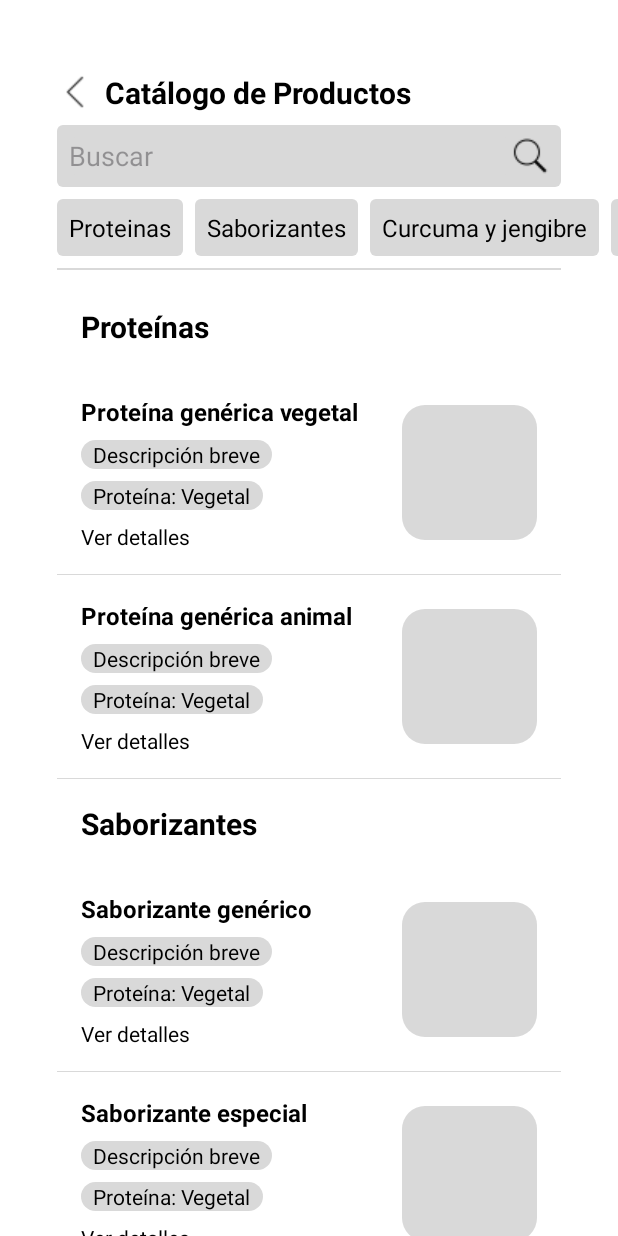
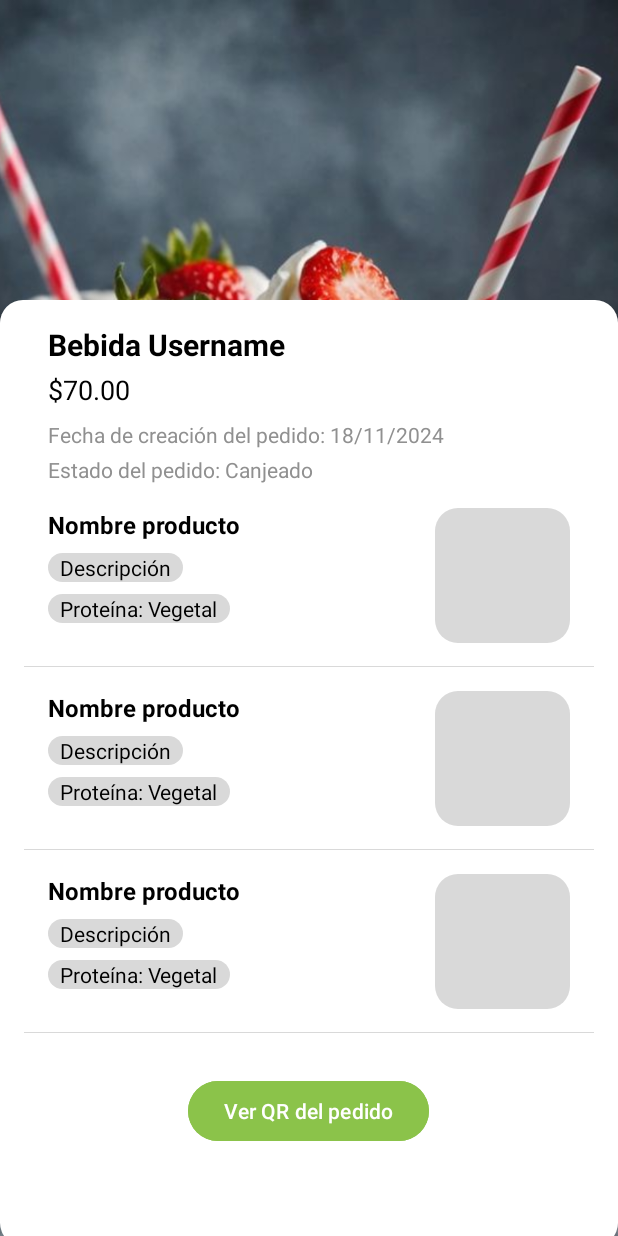
Before and after one commit to saltylettuce700/BoostUp-Celular, an Android app: the screen it shows after launch (catalogo_producto_activity before the commit, ver_pedido_activity after it), on a phone screen of 412 x 824 dp. Run offline under Robolectric (Android 15) with nearby library versions, the phone set to English and light mode, and no system bars.

Commit message:
XML ver producto
actualizacion DatePicker Bday

```diff
--- a/app/src/main/java/com/example/user/POJO/CatalogItem.java
+++ b/app/src/main/java/POJO/CatalogItem.java
@@ -1,4 +1,4 @@
-package com.example.user.POJO;
+package POJO;
 
 public class CatalogItem {
 
--- a/app/src/main/java/com/example/user/POJO/Pedido.java
+++ b/app/src/main/java/POJO/Pedido.java
@@ -1,4 +1,4 @@
-package com.example.user.POJO;
+package POJO;
 
 public class Pedido {
 
--- a/app/src/main/java/com/example/user/Activity/catalogo_producto_activity.java
+++ b/app/src/main/java/com/example/user/Activity/catalogo_producto_activity.java
@@ -15,7 +15,7 @@ import androidx.recyclerview.widget.LinearLayoutManager;
 import androidx.recyclerview.widget.RecyclerView;
 
 import com.example.user.Adapter.CatalogAdapter;
-import com.example.user.POJO.CatalogItem;
+import POJO.CatalogItem;
 import com.example.user.R;
 
 import java.util.ArrayList;
--- a/app/src/main/java/com/example/user/Activity/historial_activity.java
+++ b/app/src/main/java/com/example/user/Activity/historial_activity.java
@@ -11,7 +11,7 @@ import androidx.recyclerview.widget.LinearLayoutManager;
 import androidx.recyclerview.widget.RecyclerView;
 
 import com.example.user.Adapter.PedidoAdapter;
-import com.example.user.POJO.Pedido;
+import POJO.Pedido;
 import com.example.user.R;
 
 import java.util.ArrayList;
--- /dev/null
+++ b/app/src/main/java/com/example/user/Activity/ver_pedido_activity.java
@@ -0,0 +1,66 @@
+package com.example.user.Activity;
+
+import android.app.Dialog;
+import android.os.Bundle;
+import android.view.LayoutInflater;
+import android.view.View;
+import android.widget.Button;
+import android.widget.ImageView;
+import android.widget.Toast;
+
+import androidx.activity.EdgeToEdge;
+import androidx.appcompat.app.AppCompatActivity;
+import androidx.core.graphics.Insets;
+import androidx.core.view.ViewCompat;
+import androidx.core.view.WindowInsetsCompat;
+
+import com.example.user.R;
+
+public class ver_pedido_activity extends AppCompatActivity {
+
+    @Override
+    protected void onCreate(Bundle savedInstanceState) {
+        super.onCreate(savedInstanceState);
+        EdgeToEdge.enable(this);
+        setContentView(R.layout.activity_ver_pedido);
+        ViewCompat.setOnApplyWindowInsetsListener(findViewById(R.id.main), (v, insets) -> {
+            Insets systemBars = insets.getInsets(WindowInsetsCompat.Type.systemBars());
+            v.setPadding(systemBars.left, systemBars.top, systemBars.right, systemBars.bottom);
+            return insets;
+        });
+
+        // Botón "Borrar cuenta"
+        findViewById(R.id.btn_qr).setOnClickListener(new View.OnClickListener() {
+            @Override
+            public void onClick(View v) {
+                showQRDialog();
+            }
+        });
+    }
+
+    private void showQRDialog() {
+
+        Dialog dialog = new Dialog(this, R.style.BlurBackgroundDialog);
+
+        // Inflar el diseño personalizado
+        View dialogView = LayoutInflater.from(this).inflate(R.layout.custom_dialog_qr, null);
+        dialog.setContentView(dialogView);
+
+        // Configurar botones
+        ImageView btn_close = dialogView.findViewById(R.id.btn_close);
+
+
+        btn_close.setOnClickListener(new View.OnClickListener() {
+            @Override
+            public void onClick(View v) {
+                Toast.makeText(ver_pedido_activity.this, "Cerrar qr", Toast.LENGTH_SHORT).show();
+                dialog.dismiss();
+            }
+        });
+
+        // Mostrar el diálogo
+        dialog.show();
+
+
+    }
+}
--- a/app/src/main/java/com/example/user/Adapter/CatalogAdapter.java
+++ b/app/src/main/java/com/example/user/Adapter/CatalogAdapter.java
@@ -4,13 +4,12 @@ import android.content.Context;
 import android.view.LayoutInflater;
 import android.view.View;
 import android.view.ViewGroup;
-import android.widget.ImageView;
 import android.widget.TextView;
 
 import androidx.annotation.NonNull;
 import androidx.recyclerview.widget.RecyclerView;
 
-import com.example.user.POJO.CatalogItem;
+import POJO.CatalogItem;
 import com.example.user.R;
 
 import java.util.List;
--- a/app/src/main/java/com/example/user/Adapter/PedidoAdapter.java
+++ b/app/src/main/java/com/example/user/Adapter/PedidoAdapter.java
@@ -9,7 +9,7 @@ import android.widget.TextView;
 import androidx.annotation.NonNull;
 import androidx.recyclerview.widget.RecyclerView;
 
-import com.example.user.POJO.Pedido;
+import POJO.Pedido;
 import com.example.user.R;
 
 import java.util.List;
--- /dev/null
+++ b/app/src/main/res/drawable/white_rounded_background.xml
@@ -0,0 +1,8 @@
+<?xml version="1.0" encoding="utf-8"?>
+<shape xmlns:android="http://schemas.android.com/apk/res/android">
+    <solid android:color="@color/white" /> <!-- Color de fondo del rectángulo -->
+    <corners android:radius="15dp" /> <!-- Redondeo de las esquinas -->
+    <stroke
+        android:width="0dp"
+        android:color="@android:color/transparent" /> <!-- Sin borde -->
+</shape>
--- a/app/src/main/res/layout/activity_registro_medidas.xml
+++ b/app/src/main/res/layout/activity_registro_medidas.xml
@@ -108,12 +108,14 @@
             android:orientation="horizontal">
 
             <EditText
-                android:id="@+id/ET_edad"
+                android:id="@+id/ET_bday"
                 android:layout_width="302dp"
                 android:layout_height="wrap_content"
                 android:background="@drawable/et_holder_gray_rectangle"
                 android:ems="10"
-                android:inputType="number"
+                android:clickable="true"
+                android:focusable="false"
+                android:inputType="date"
                 android:paddingLeft="16dp"
                 android:paddingTop="4dp"
                 android:paddingBottom="4dp"
--- /dev/null
+++ b/app/src/main/res/layout/activity_ver_pedido.xml
@@ -0,0 +1,268 @@
+<FrameLayout xmlns:android="http://schemas.android.com/apk/res/android"
+    android:id="@+id/main"
+    android:layout_width="match_parent"
+    android:layout_height="match_parent">
+
+    <!-- Imagen de fondo -->
+    <ImageView
+        android:id="@+id/imageBackground"
+        android:layout_width="match_parent"
+        android:layout_height="match_parent"
+        android:scaleType="centerCrop"
+        android:src="@drawable/bebida_img" />
+
+    <!-- Contenedor principal con scroll -->
+    <ScrollView
+        android:layout_width="match_parent"
+        android:layout_height="match_parent"
+        android:layout_marginTop="200dp">
+
+        <LinearLayout
+            android:layout_width="match_parent"
+            android:layout_height="wrap_content"
+            android:orientation="vertical">
+
+            <!-- Información del producto -->
+            <LinearLayout
+                android:layout_width="match_parent"
+                android:layout_height="wrap_content"
+                android:background="@drawable/white_rounded_background"
+                android:elevation="8dp"
+                android:orientation="vertical"
+                android:padding="16dp">
+
+                <TextView
+                    android:id="@+id/tvProductName"
+                    android:layout_width="match_parent"
+                    android:layout_height="wrap_content"
+                    android:paddingLeft="16dp"
+                    android:text="Bebida Username"
+                    android:textColor="@color/black"
+                    android:textSize="20sp"
+                    android:textStyle="bold" />
+
+                <TextView
+                    android:id="@+id/tvProductPrice"
+                    android:layout_width="match_parent"
+                    android:layout_height="wrap_content"
+                    android:layout_gravity="end"
+                    android:layout_marginTop="4dp"
+                    android:paddingLeft="16dp"
+                    android:text="$70.00"
+                    android:textColor="@color/black"
+                    android:textSize="18sp" />
+
+                <TextView
+                    android:id="@+id/tvOrderDate"
+                    android:layout_width="match_parent"
+                    android:layout_height="wrap_content"
+                    android:layout_marginTop="8dp"
+                    android:paddingLeft="16dp"
+                    android:text="Fecha de creación del pedido: 18/11/2024"
+                    android:textColor="@color/dark_gray"
+                    android:textSize="14sp" />
+
+                <TextView
+                    android:id="@+id/tvOrderStatus"
+                    android:layout_width="match_parent"
+                    android:layout_height="wrap_content"
+                    android:layout_marginTop="4dp"
+                    android:paddingLeft="16dp"
+                    android:text="Estado del pedido: Canjeado"
+                    android:textColor="@color/dark_gray"
+                    android:textSize="14sp" />
+
+                <LinearLayout
+                    android:id="@+id/protein_section"
+                    android:layout_width="match_parent"
+                    android:layout_height="match_parent"
+                    android:background="@drawable/white_btn_holder"
+                    android:orientation="horizontal"
+                    android:padding="16dp">
+
+                    <LinearLayout
+                        android:layout_width="0dp"
+                        android:layout_height="wrap_content"
+                        android:layout_weight="1"
+                        android:orientation="vertical">
+
+                        <TextView
+                            android:id="@+id/tvNombreProteina"
+                            android:layout_width="wrap_content"
+                            android:layout_height="wrap_content"
+                            android:text="Nombre producto"
+                            android:textColor="@color/black"
+                            android:textSize="16sp"
+                            android:textStyle="bold" />
+
+                        <TextView
+                            android:id="@+id/tvDescripcionProteina"
+                            android:layout_width="wrap_content"
+                            android:layout_height="wrap_content"
+                            android:layout_marginTop="8dp"
+                            android:background="@drawable/btn_holder_gray"
+                            android:paddingLeft="8dp"
+                            android:paddingRight="8dp"
+                            android:text="Descripción"
+                            android:textColor="@color/black"
+                            android:textSize="14sp" />
+
+                        <TextView
+                            android:id="@+id/tvTipoProteina"
+                            android:layout_width="wrap_content"
+                            android:layout_height="wrap_content"
+                            android:layout_marginTop="8dp"
+                            android:background="@drawable/btn_holder_gray"
+                            android:paddingLeft="8dp"
+                            android:paddingRight="8dp"
+                            android:text="Proteína: Vegetal"
+                            android:textColor="@color/black"
+                            android:textSize="14sp" />
+
+                    </LinearLayout>
+
+                    <ImageView
+                        android:id="@+id/imgProteina"
+                        android:layout_width="90dp"
+                        android:layout_height="90dp"
+                        android:layout_gravity="center"
+                        android:background="@drawable/btn_holder_gray" />
+                </LinearLayout>
+
+                <LinearLayout
+                    android:id="@+id/Saborizante_section"
+                    android:layout_width="match_parent"
+                    android:layout_height="match_parent"
+                    android:background="@drawable/white_btn_holder"
+                    android:orientation="horizontal"
+                    android:padding="16dp">
+
+                    <LinearLayout
+                        android:layout_width="0dp"
+                        android:layout_height="wrap_content"
+                        android:layout_weight="1"
+                        android:orientation="vertical">
+
+                        <TextView
+                            android:id="@+id/tvNombreSaborizante"
+                            android:layout_width="wrap_content"
+                            android:layout_height="wrap_content"
+                            android:text="Nombre producto"
+                            android:textColor="@color/black"
+                            android:textSize="16sp"
+                            android:textStyle="bold" />
+
+                        <TextView
+                            android:id="@+id/tvDescripcionSabroizante"
+                            android:layout_width="wrap_content"
+                            android:layout_height="wrap_content"
+                            android:layout_marginTop="8dp"
+                            android:background="@drawable/btn_holder_gray"
+                            android:paddingLeft="8dp"
+                            android:paddingRight="8dp"
+                            android:text="Descripción"
+                            android:textColor="@color/black"
+                            android:textSize="14sp" />
+
+                        <TextView
+                            android:id="@+id/tvTipoSaborizante"
+                            android:layout_width="wrap_content"
+                            android:layout_height="wrap_content"
+                            android:layout_marginTop="8dp"
+                            android:background="@drawable/btn_holder_gray"
+                            android:paddingLeft="8dp"
+                            android:paddingRight="8dp"
+                            android:text="Proteína: Vegetal"
+                            android:textColor="@color/black"
+                            android:textSize="14sp" />
+
+                    </LinearLayout>
+
+                    <ImageView
+                        android:id="@+id/imgSaborizante"
+                        android:layout_width="90dp"
+                        android:layout_height="90dp"
+                        android:layout_gravity="center"
+                        android:background="@drawable/btn_holder_gray" />
+
+                </LinearLayout>
+
+                <LinearLayout
+                    android:id="@+id/curcuma_section"
+                    android:layout_width="match_parent"
+                    android:layout_height="match_parent"
+                    android:background="@drawable/white_btn_holder"
+                    android:orientation="horizontal"
+                    android:padding="16dp">
+
+                    <LinearLayout
+                        android:layout_width="0dp"
+                        android:layout_height="wrap_content"
+                        android:layout_weight="1"
+                        android:orientation="vertical">
+
+                        <TextView
+                            android:id="@+id/tvNombreCurcuma"
+                            android:layout_width="wrap_content"
+                            android:layout_height="wrap_content"
+                            android:text="Nombre producto"
+                            android:textColor="@color/black"
+                            android:textSize="16sp"
+                            android:textStyle="bold" />
+
+                        <TextView
+                            android:id="@+id/tvDescripcionCurcuma"
+                            android:layout_width="wrap_content"
+                            android:layout_height="wrap_content"
+                            android:layout_marginTop="8dp"
+                            android:background="@drawable/btn_holder_gray"
+                            android:paddingLeft="8dp"
+                            android:paddingRight="8dp"
+                            android:text="Descripción"
+                            android:textColor="@color/black"
+                            android:textSize="14sp" />
+
+                        <TextView
+                            android:id="@+id/tvTipoCurcuma"
+                            android:layout_width="wrap_content"
+                            android:layout_height="wrap_content"
+                            android:layout_marginTop="8dp"
+                            android:background="@drawable/btn_holder_gray"
+                            android:paddingLeft="8dp"
+                            android:paddingRight="8dp"
+                            android:text="Proteína: Vegetal"
+                            android:textColor="@color/black"
+                            android:textSize="14sp" />
+
+                    </LinearLayout>
+
+                    <ImageView
+                        android:id="@+id/imgCurcuma"
+                        android:layout_width="90dp"
+                        android:layout_height="90dp"
+                        android:layout_gravity="center"
+                        android:background="@drawable/btn_holder_gray" />
+
+                </LinearLayout>
+
+                <Button
+                    android:id="@+id/btn_qr"
+                    android:layout_width="wrap_content"
+                    android:layout_height="wrap_content"
+                    android:layout_gravity="center"
+                    android:layout_marginTop="28dp"
+                    android:backgroundTint="#8BC34A"
+                    android:elevation="4dp"
+                    android:text="Ver QR del pedido" />
+
+                <Space
+                    android:layout_width="match_parent"
+                    android:layout_height="50dp" />
+
+
+            </LinearLayout>
+
+
+        </LinearLayout>
+    </ScrollView>
+</FrameLayout>
```
Also changed, not shown: app/src/main/AndroidManifest.xml (+9 -7 lines), app/src/main/java/POJO/Persona.java (added, +11 -0 lines), app/src/main/java/com/example/user/Activity/Registro/registro_medidas_activity.java (+52 -0 lines), app/src/main/java/com/example/user/Activity/medidas_edit_activity.java (+50 -0 lines), app/src/main/res/layout/activity_medidas_edit.xml (+5 -3 lines), app/src/main/res/layout/custom_dialog_qr.xml (added, +38 -0 lines), app/src/main/res/drawable/bebida_img.jpg (added), app/src/main/res/drawable/cross_big_icon.png (added), app/src/main/res/drawable/cross_icon.png (added).
